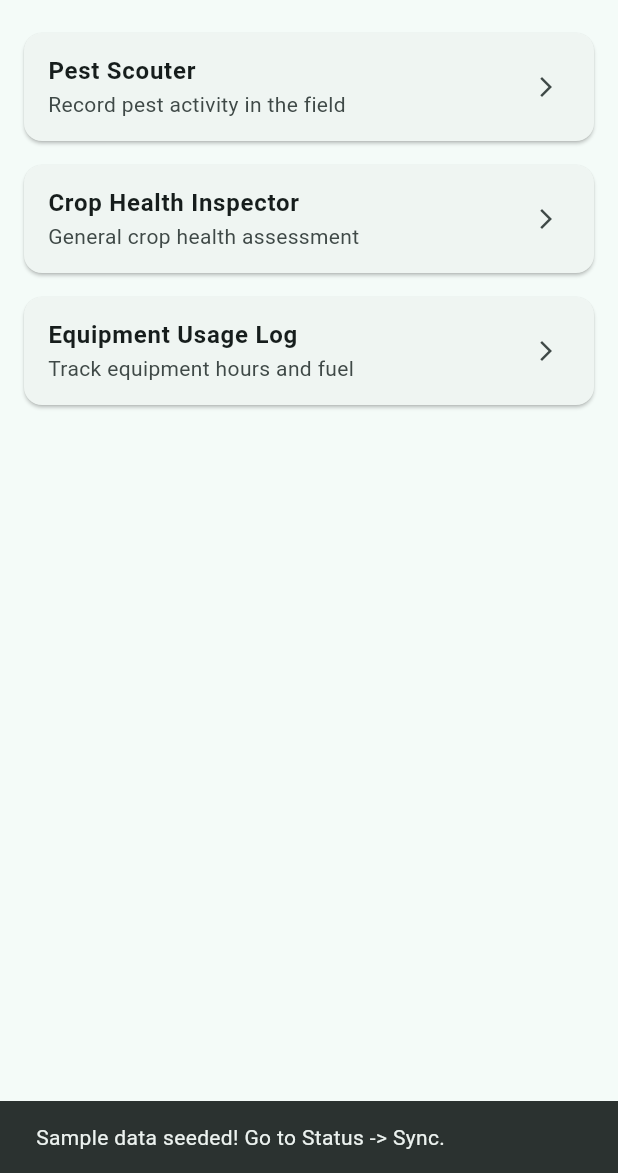
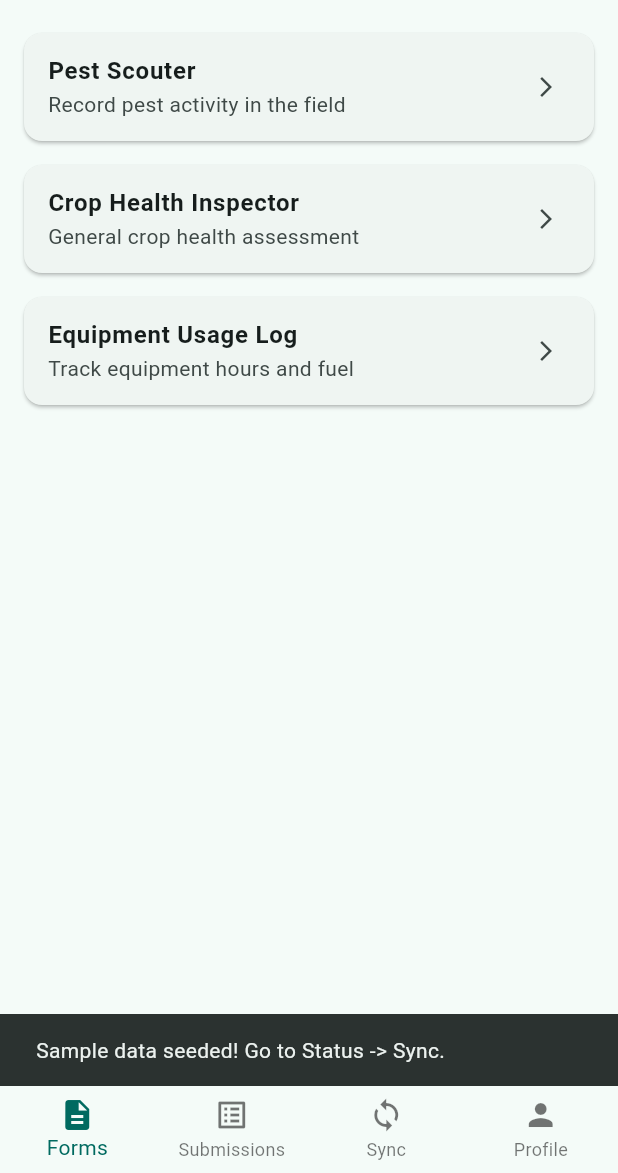
Before and after one commit to Tusharr06/FieldSync, a Flutter app: the screen it shows once a user with an empty profile is signed in, after a tap on the "bug report" icon, on a phone screen of 412 x 824 dp, the part 63-1236 px from its top. Run offline on Flutter 3.47's test engine with Material 3 defaults, Android fonts, the phone set to English and light mode, and no system bars; our stand-ins replace cloud_firestore, connectivity_plus, firebase_auth, firebase_core, flutter_riverpod, hive_flutter; accounts and stored records are empty; network calls fail.

Commit message:
Add app shell with bottom navigation

```diff
--- /dev/null
+++ b/lib/core/navigation/app_shell.dart
@@ -0,0 +1,63 @@
+import 'package:flutter/material.dart';
+import 'package:flutter_riverpod/flutter_riverpod.dart';
+import '../../features/forms/screens/form_list_screen.dart';
+import '../../features/submissions/screens/submission_status_screen.dart';
+import '../../features/sync_status/sync_status_screen.dart';
+import '../../features/profile/profile_screen.dart';
+
+class AppShell extends ConsumerStatefulWidget {
+  const AppShell({super.key});
+
+  @override
+  ConsumerState<AppShell> createState() => _AppShellState();
+}
+
+class _AppShellState extends ConsumerState<AppShell> {
+  int _currentIndex = 0;
+
+  final List<Widget> _screens = const [
+    FormListScreen(),
+    SubmissionStatusScreen(),
+    SyncStatusScreen(),
+    ProfileScreen(),
+  ];
+
+  void _onTabTapped(int index) {
+    setState(() {
+      _currentIndex = index;
+    });
+  }
+
+  @override
+  Widget build(BuildContext context) {
+    return Scaffold(
+      body: IndexedStack(
+        index: _currentIndex,
+        children: _screens,
+      ),
+      bottomNavigationBar: BottomNavigationBar(
+        currentIndex: _currentIndex,
+        onTap: _onTabTapped,
+        type: BottomNavigationBarType.fixed,
+        items: const [
+          BottomNavigationBarItem(
+            icon: Icon(Icons.description),
+            label: 'Forms',
+          ),
+          BottomNavigationBarItem(
+            icon: Icon(Icons.list_alt),
+            label: 'Submissions',
+          ),
+          BottomNavigationBarItem(
+            icon: Icon(Icons.sync),
+            label: 'Sync',
+          ),
+          BottomNavigationBarItem(
+            icon: Icon(Icons.person),
+            label: 'Profile',
+          ),
+        ],
+      ),
+    );
+  }
+}
--- a/lib/core/routing/app_router.dart
+++ b/lib/core/routing/app_router.dart
@@ -2,7 +2,7 @@ import 'package:flutter/material.dart';
 import 'package:flutter_riverpod/flutter_riverpod.dart';
 import '../../features/auth/repository/auth_repository.dart';
 import '../../features/auth/screens/login_screen.dart';
-import '../../features/forms/screens/form_list_screen.dart';
+import '../navigation/app_shell.dart';
 
 class AuthWrapper extends ConsumerWidget {
   const AuthWrapper({super.key});
@@ -14,7 +14,7 @@ class AuthWrapper extends ConsumerWidget {
     return authState.when(
       data: (user) {
         if (user != null) {
-          return const FormListScreen();
+          return const AppShell();
         } else {
           return const LoginScreen();
         }
--- /dev/null
+++ b/lib/features/profile/profile_screen.dart
@@ -0,0 +1,63 @@
+import 'package:flutter/material.dart';
+import 'package:flutter_riverpod/flutter_riverpod.dart';
+import '../auth/repository/auth_repository.dart';
+import '../auth/controller/auth_controller.dart';
+
+class ProfileScreen extends ConsumerWidget {
+  const ProfileScreen({super.key});
+
+  @override
+  Widget build(BuildContext context, WidgetRef ref) {
+    final user = ref.watch(authRepositoryProvider).currentUser;
+
+    return Scaffold(
+      appBar: AppBar(title: const Text('Profile')),
+      body: Padding(
+        padding: const EdgeInsets.all(16.0),
+        child: Column(
+          children: [
+            const CircleAvatar(
+              radius: 40,
+              child: Icon(Icons.person, size: 40),
+            ),
+            const SizedBox(height: 16),
+            Text(
+              user?.email ?? 'Unknown User',
+              style: Theme.of(context).textTheme.titleLarge,
+            ),
+            const SizedBox(height: 8),
+            Text(
+              'User ID: ${user?.uid ?? 'N/A'}',
+              style: Theme.of(context).textTheme.bodySmall,
+            ),
+            const Spacer(),
+            const Divider(),
+             SwitchListTile(
+              title: const Text('Dark Mode'),
+              value: false, // Placeholder
+              onChanged: (val) {},
+              secondary: const Icon(Icons.dark_mode),
+            ),
+            const Spacer(),
+            SizedBox(
+              width: double.infinity,
+              child: OutlinedButton.icon(
+                onPressed: () {
+                  ref.read(authControllerProvider).logout();
+                },
+                icon: const Icon(Icons.logout),
+                label: const Text('Logout'),
+                style: OutlinedButton.styleFrom(
+                  foregroundColor: Colors.red,
+                  side: const BorderSide(color: Colors.red),
+                ),
+              ),
+            ),
+            const SizedBox(height: 16),
+            const Text('FieldSync v1.0.0', style: TextStyle(color: Colors.grey)),
+          ],
+        ),
+      ),
+    );
+  }
+}
```
